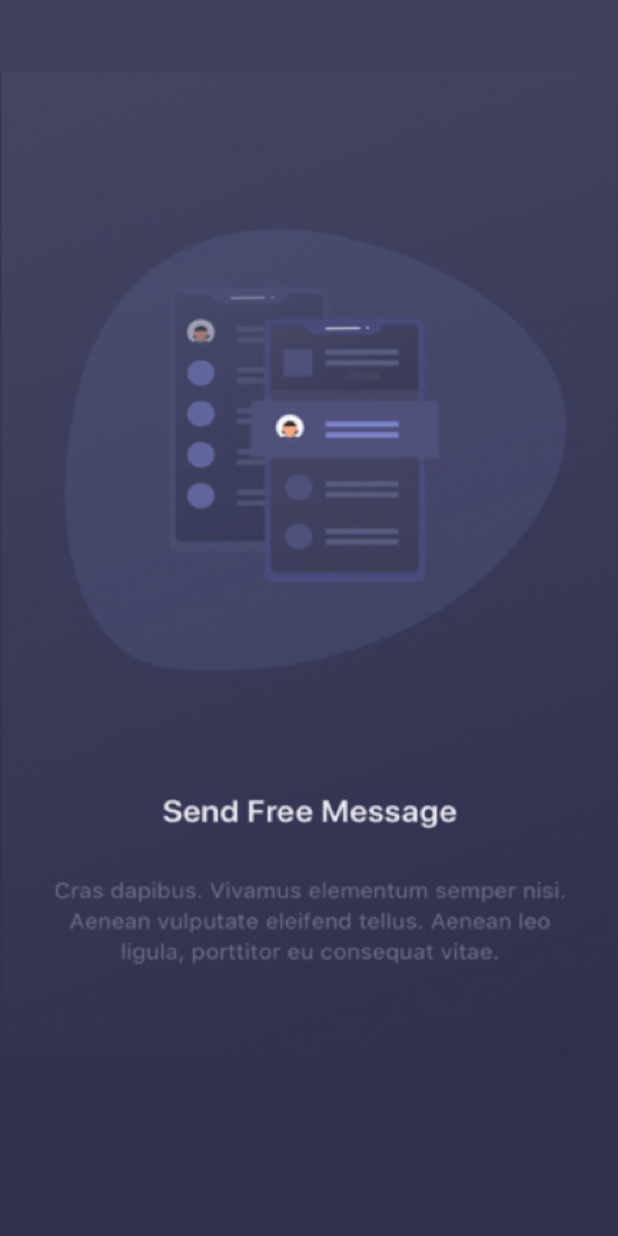
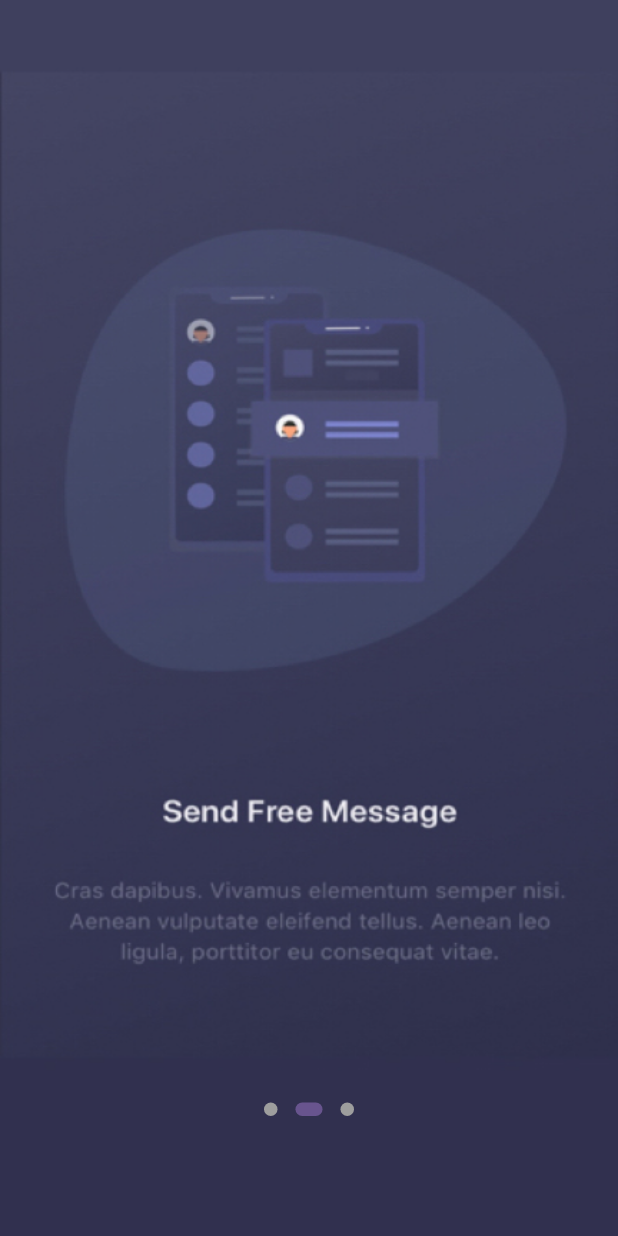
Before and after one commit to Sohag-84/chat-app, a Flutter app: the screen it shows after launch, swiped to page 2, on a phone screen of 412 x 824 dp. Run offline on Flutter 3.47's test engine with Material 2 defaults, Android fonts, the phone set to English and light mode, and no system bars; drawn by our look-alikes of dots_indicator; our stand-ins replace cached_network_image, cloud_firestore, cookie_jar, dio, dio_cookie_manager, firebase_core and 6 more; accounts and stored records are empty.

Commit message:
show dots indicator in welcome page

```diff
--- a/lib/pages/welcome/controller.dart
+++ b/lib/pages/welcome/controller.dart
@@ -1,3 +1,11 @@
+import 'package:chat_application/pages/welcome/index.dart';
 import 'package:get/get.dart';
 
-class WelcomeController extends GetxController{}
+class WelcomeController extends GetxController{
+  final state = WelcomeSate();
+  WelcomeController();
+
+  changePage(int index)async{
+    state.index.value = index;
+  }
+}
--- a/lib/pages/welcome/view.dart
+++ b/lib/pages/welcome/view.dart
@@ -1,6 +1,7 @@
 // ignore_for_file: prefer_const_constructors
 
 import 'package:chat_application/pages/welcome/controller.dart';
+import 'package:dots_indicator/dots_indicator.dart';
 import 'package:flutter/material.dart';
 import 'package:flutter_screenutil/flutter_screenutil.dart';
 import 'package:get/get.dart';
@@ -11,7 +12,8 @@ class WelcomePage extends GetView<WelcomeController> {
   @override
   Widget build(BuildContext context) {
     return Scaffold(
-      body: SizedBox(
+      body: Obx(() {
+        return SizedBox(
           height: 780.h,
           width: 360.w,
           child: Stack(
@@ -20,7 +22,9 @@ class WelcomePage extends GetView<WelcomeController> {
               PageView(
                 scrollDirection: Axis.horizontal,
                 reverse: false,
-              onPageChanged: (index) {},
+                onPageChanged: (index) {
+                  controller.changePage(index);
+                },
                 controller: PageController(
                   initialPage: 0,
                   keepPage: false,
@@ -87,9 +91,26 @@ class WelcomePage extends GetView<WelcomeController> {
                   ),
                 ],
               ),
+              Positioned(
+                bottom: 70.h,
+                child: DotsIndicator(
+                  position: controller.state.index.value,
+                  dotsCount: 3,
+                  reversed: false,
+                  mainAxisAlignment: MainAxisAlignment.center,
+                  decorator: DotsDecorator(
+                    size: Size.square(9),
+                    activeSize: Size(18, 9),
+                    activeShape: RoundedRectangleBorder(
+                      borderRadius: BorderRadius.circular(5.r),
+                    ),
+                  ),
+                ),
+              ),
             ],
           ),
-      ),
+        );
+      }),
     );
   }
 }
--- a/pubspec.yaml
+++ b/pubspec.yaml
@@ -32,6 +32,7 @@ dependencies:
   cached_network_image: ^3.2.3
   flutter_cache_manager: ^3.3.1
   fluttertoast: ^8.2.2
+  dots_indicator: ^3.0.0
 
 
 dev_dependencies:
```
Also changed, not shown: pubspec.lock. Lines whose indentation alone changed are shown as unchanged.
